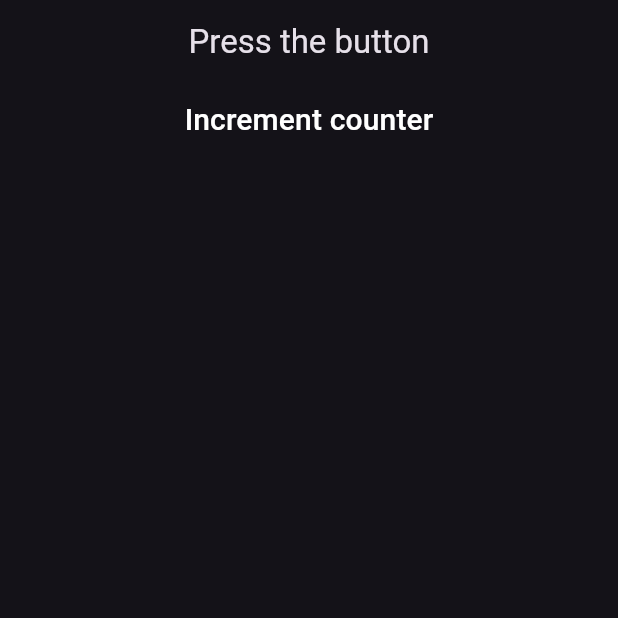
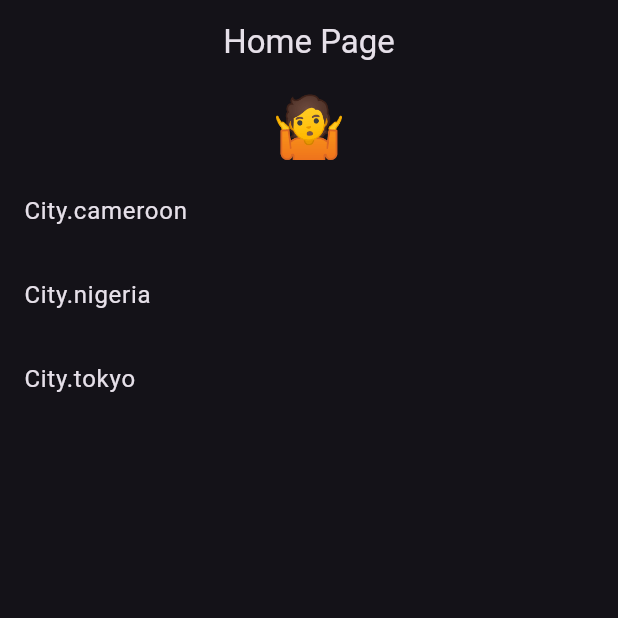
Before and after one commit to SlowedWalk/flutter_riverpod_tutorial, a Flutter app: the screen it shows after launch, on a phone screen of 412 x 824 dp, the top half of it. Run offline on Flutter 3.47's test engine with Material 3 defaults, Android fonts, the phone set to English and light mode, and no system bars; our stand-ins replace hooks_riverpod.

```diff
--- a/lib/main.dart
+++ b/lib/main.dart
@@ -6,27 +6,6 @@ void main() => runApp(
     child: App()
   )
 );
-
-extension OptionalInfixAddition<T extends num> on T? {
-  T? operator + (T? other) {
-    final shadow = this;
-    if (shadow != null) {
-      return shadow + (other ?? 0) as T;
-    } else {
-      return null;
-    }
-  }
-}
-
-class CounterNotifier extends StateNotifier<int?> {
-  CounterNotifier(): super(null);
-
-  void increment() => state = state == null ? 1 : state + 1;
-}
-
-final counterProvider = StateNotifierProvider<CounterNotifier, int?>((ref) {
-  return CounterNotifier();
-});
 
 class App extends StatelessWidget {
   const App({Key? key}) : super(key: key);
@@ -43,41 +22,88 @@ class App extends StatelessWidget {
   }
 }
 
+enum City {
+  cameroon,
+  nigeria,
+  tokyo,
+}
+
+typedef WeatherEmoji = String;
+
+Future<WeatherEmoji> getWeather(City city) async {
+  await Future.delayed(const Duration(seconds: 1));
+  switch (city) {
+    case City.cameroon:
+      return '🌤';
+    case City.nigeria:
+      return '🌧';
+    case City.tokyo:
+      return '🌩';
+    default:
+      return '🔥';
+  }
+}
+
+// ui writes and read from this provider
+final currentCityProvider = StateProvider<City?>(
+  (ref) => null,
+);
+
+const unknownWeatherEmoji = '🤷';
+
+// will be read by the ui
+final weatherProvider = FutureProvider<WeatherEmoji>((ref) async {
+  final city = ref.watch(currentCityProvider);
+  if (city == null) {
+    return unknownWeatherEmoji;
+  } else {
+    return getWeather(city);
+  }
+});
+
 class HomePage extends ConsumerWidget {
   const HomePage({super.key});
 
   @override
   Widget build(BuildContext context, WidgetRef ref) {
+    final currentWeather = ref.watch(weatherProvider);
     return Scaffold(
       appBar: AppBar(
-        title: Consumer(
-          builder: (context, ref, child) {
-            final count = ref.watch(counterProvider);
-            final text = count == null
-              ? 'Press the button'
-              : count.toString();
-              return Text(text);
-          },
-          child: const Text('Home Page')
-        ),
+        title: const Text('Home Page'),
         centerTitle: true,
       ),
-      body: Center(
-        child: Column(
-          crossAxisAlignment: CrossAxisAlignment.start,
-          children: [
-            TextButton(
-              onPressed: ref.read(counterProvider.notifier).increment,
-              child: const Text(
-                'Increment counter',
-                style: TextStyle(
-                  fontSize: 20,
-                  color: Colors.white,
-                ),
-              )
+      body: Column(
+        mainAxisAlignment: MainAxisAlignment.center,
+        children: [
+        currentWeather.when(
+          data: (data) => Text(data, style: const TextStyle(fontSize: 40),),
+          error: (error, stackTrace) => Text('Error: $error'),
+          loading: () => const Padding(
+            padding: EdgeInsets.all(16.0),
+            child: CircularProgressIndicator()
             )
-          ],
-        ),
+),
+          Expanded(
+            child: ListView.builder(
+              itemCount: City.values.length,
+              itemBuilder: (context, index) {
+                final city = City.values[index];
+                final isSelected = city == ref.watch(currentCityProvider);
+                return ListTile(
+                  title: Text(
+                    city.toString(),
+                  ),
+                  trailing: isSelected
+                    ? const Icon(Icons.check, color: Colors.blue)
+                    : null,
+                  onTap: () =>
+                    ref.read(currentCityProvider.notifier)
+                      .state = city,
+                );
+              }
+            ),
+          ),
+        ],
       ),
     );
   }
```
